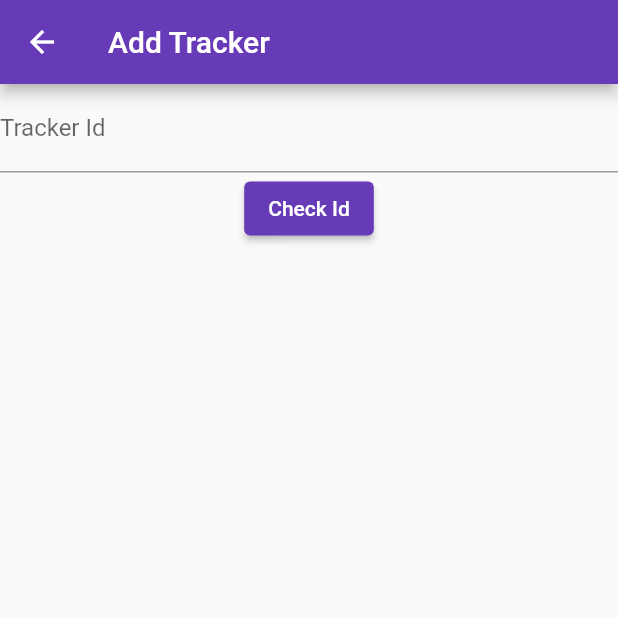
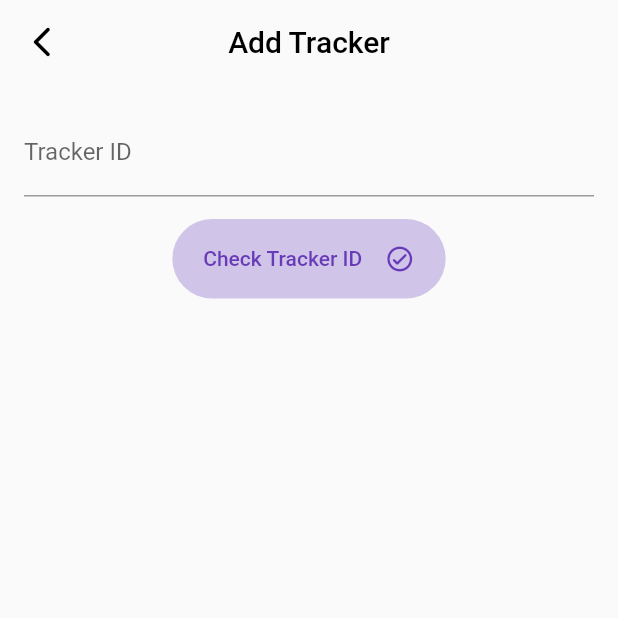
Before and after one commit to Qosay-AlShatel/Sniffer, a Flutter app: the NewTrackerForm screen opened directly, on a phone screen of 412 x 824 dp, the top half of it. Run offline on Flutter 3.47's test engine with Material 2 defaults, Android fonts, the phone set to English and light mode, and no system bars; our stand-ins replace cloud_firestore, firebase_auth, firebase_core, firebase_storage, geolocator, google_fonts and 7 more; accounts and stored records are empty; network calls fail.

Commit message:
Fixing Tracker page and pet details page

```diff
--- a/lib/widgets/new_tracker_form.dart
+++ b/lib/widgets/new_tracker_form.dart
@@ -93,23 +93,60 @@ class _NewTrackerFormState extends State<NewTrackerForm> {
 
   @override
   Widget build(BuildContext context) {
+    double height = MediaQuery.of(context).size.height;
+    double width = MediaQuery.of(context).size.width;
     Provider.of<Pets>(context).fetchPets();
     final userPets = Provider.of<Pets>(context).pets;
     return Scaffold(
       appBar: AppBar(
+        elevation: 0,
+        centerTitle: true,
+        backgroundColor: Colors.transparent,
+        foregroundColor: Colors.black,
         title: Text('Add Tracker'),
+    leading: IconButton(
+    onPressed: () => Navigator.of(context).pop(),
+    icon: Icon(Icons.arrow_back_ios_new_rounded),
     ),
-      body: Form(
+      ),
+      body: ListView(
+          children: [
+      Padding(
+        padding: const EdgeInsets.all(16.0),
+        child: Form(
           key: _formKey,
           child: Column(
             children: [
               TextFormField(
                 controller: _trackerIdController,
-              decoration: InputDecoration(labelText: 'Tracker Id'),
+                decoration: InputDecoration(labelText: 'Tracker ID'),
               ),
-            ElevatedButton(
-              child: Text('Check Id'),
+             SizedBox(height: 15),
+              Padding(
+                padding: EdgeInsets.symmetric(horizontal: width * 0.24),
+                child: ElevatedButton(
                 onPressed: _checkTrackerId,
+                child: Row(
+                  mainAxisAlignment: MainAxisAlignment.spaceBetween,
+                  children: [
+                    Text('Check Tracker ID'),
+                    Icon(
+                      Icons.check_circle_outline_rounded,
+                      size: 20,
+                    )
+                  ],
+                ),
+                style: ElevatedButton.styleFrom(
+                  elevation: 0,
+                  backgroundColor: Colors.deepPurple[100],
+                  foregroundColor: Colors.deepPurple[500],
+                  shape: RoundedRectangleBorder(
+                    borderRadius: BorderRadius.circular(30),
+                  ),
+                  padding: EdgeInsets.symmetric(
+                      vertical: height * 0.02, horizontal: width * 0.05),
+                ),
+            ),
              ),
               if (_isValidTrackerId) ...[
                 TextFormField(
@@ -146,17 +183,41 @@ class _NewTrackerFormState extends State<NewTrackerForm> {
                   initialValue: _newTracker.latitude.toString(),
                   enabled: false,
                 ),
-              ElevatedButton(
-                child: Text('Submit'),
+                SizedBox(height: 15),
+                Padding(
+                  padding: EdgeInsets.symmetric(horizontal: width * 0.24),
+                  child: ElevatedButton(
                     onPressed: () {
                       _submitForm();
                       Navigator.of(context).pop();
                       },
+                    child: Row(
+                      mainAxisAlignment: MainAxisAlignment.spaceBetween,
+                      children: [
+                        Text('Add Tracker'),
+                        Icon(
+                          Icons.pets_rounded,
+                          size: 20,
+                        )
+                      ],
+                    ),
+                    style: ElevatedButton.styleFrom(
+                      elevation: 0,
+                      backgroundColor: Colors.deepPurple[100],
+                      foregroundColor: Colors.deepPurple[500],
+                      shape: RoundedRectangleBorder(
+                        borderRadius: BorderRadius.circular(30),
+                      ),
+                      padding: EdgeInsets.symmetric(
+                          vertical: height * 0.02, horizontal: width * 0.05),
+                    ),
+                  ),
                 ),
               ],
             ],
           ),
         ),
-    );
+      ),
+    ]));
   }
 }
```
Also changed, not shown: lib/widgets/edit_tracker_form.dart (+36 -5 lines), lib/widgets/new_fence_form.dart (+4 -3 lines), lib/widgets/pet_details.dart (+24 -20 lines). Lines whose indentation alone changed are shown as unchanged.
